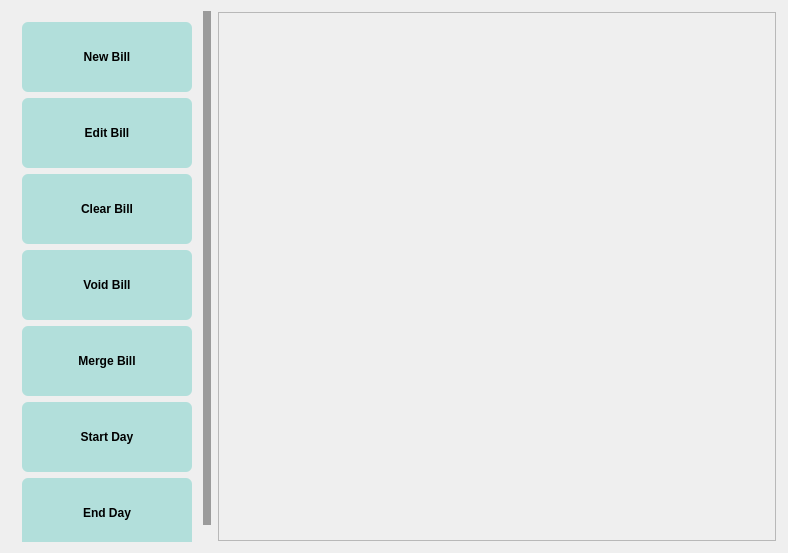
The window that cashierapp.ui (zadockmaloba/ProcurementSys) describes before a commit, drawn with Qt 5.
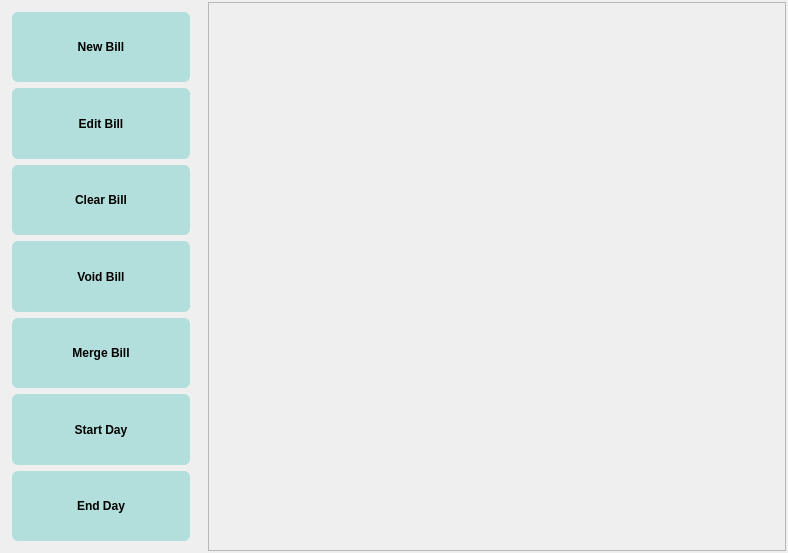
The same window after the commit. Icons and pictures are not drawn.

What changed in the file:
```diff
--- a/cashierapp.ui
+++ b/cashierapp.ui
@@ -421,6 +421,18 @@
 </string>
   </property>
   <layout class="QHBoxLayout" name="horizontalLayout">
+   <property name="leftMargin">
+    <number>1</number>
+   </property>
+   <property name="topMargin">
+    <number>1</number>
+   </property>
+   <property name="rightMargin">
+    <number>1</number>
+   </property>
+   <property name="bottomMargin">
+    <number>1</number>
+   </property>
    <item>
     <widget class="QScrollArea" name="cashierMenu">
      <property name="sizePolicy">
@@ -452,8 +464,8 @@
        <rect>
         <x>0</x>
         <y>0</y>
-        <width>192</width>
-        <height>544</height>
+        <width>200</width>
+        <height>551</height>
        </rect>
       </property>
       <layout class="QVBoxLayout" name="verticalLayout">
@@ -1468,8 +1480,8 @@
           <rect>
            <x>0</x>
            <y>0</y>
-           <width>560</width>
-           <height>531</height>
+           <width>576</width>
+           <height>547</height>
           </rect>
          </property>
         </widget>
```
